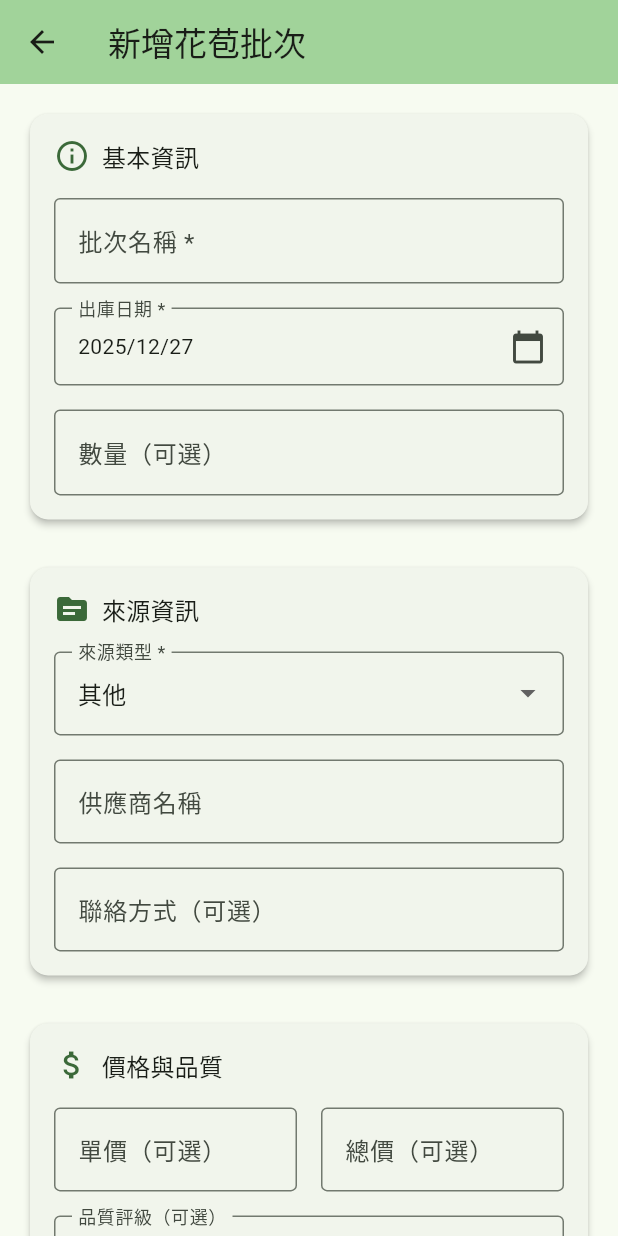
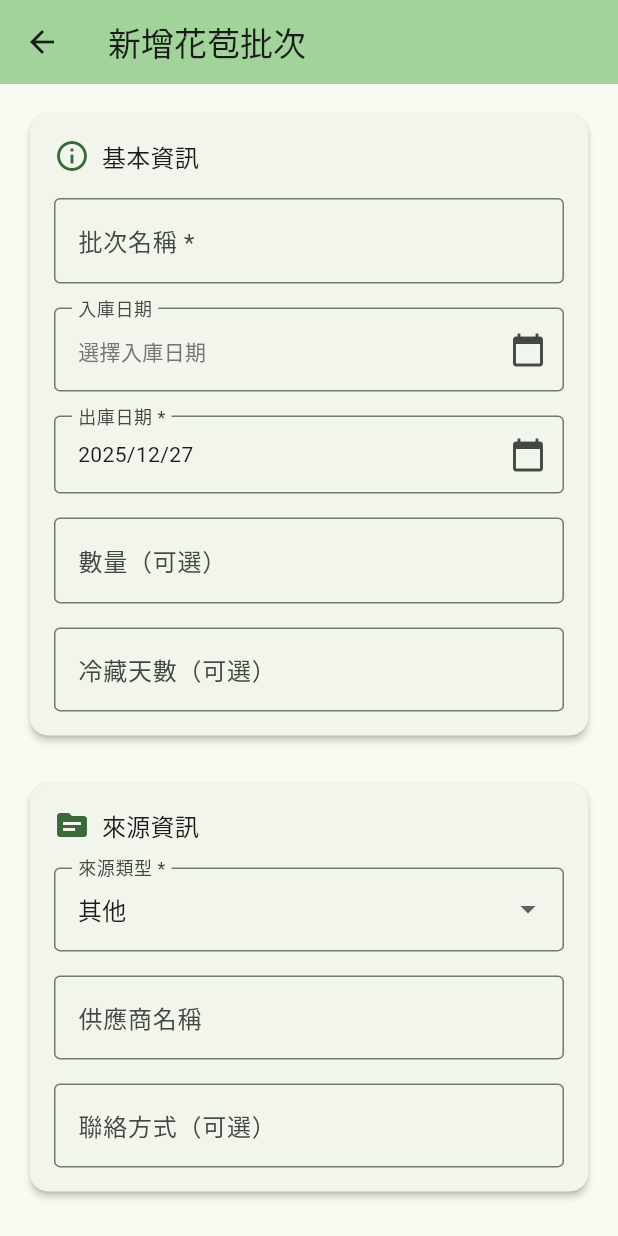
Before and after one commit to zuayman/graftinglog, a Flutter app: the ScionBatchFormScreen screen opened directly with empty values, on a phone screen of 412 x 824 dp. Run offline on Flutter 3.47's test engine with Material 3 defaults, Android fonts, the phone set to English and light mode, and no system bars; our stand-ins replace csv, drift, fl_chart, flutter_local_notifications, flutter_riverpod, timezone; accounts and stored records are empty; generated files the repository leaves out were written again.

Commit message:
快速同步: 週六 2025/12/27 20:43:57.45

```diff
--- a/lib/data/database/database.dart
+++ b/lib/data/database/database.dart
@@ -70,9 +70,10 @@ class ScionBatches extends Table {
   TextColumn get supplierName => text().nullable()(); // 供應商名稱（農友名稱、花苞商名稱等）
   TextColumn get supplierContact => text().nullable()(); // 聯絡方式
 
-  // 自採專用欄位
-  DateTimeColumn get harvestDate => dateTime().nullable()(); // 採收日期
-  DateTimeColumn get coldStorageStartDate => dateTime().nullable()(); // 冷藏開始日期
+  // 日期資訊
+  DateTimeColumn get receivingDate => dateTime().nullable()(); // 入庫日期（花苞入倉日期）
+  DateTimeColumn get harvestDate => dateTime().nullable()(); // 採收日期（自採專用）
+  DateTimeColumn get coldStorageStartDate => dateTime().nullable()(); // 冷藏開始日期（自採專用）
   IntColumn get coldStorageDays => integer().nullable()(); // 冷藏天數
 
   // 品質與成本
@@ -121,7 +122,7 @@ class AppDatabase extends _$AppDatabase {
   AppDatabase() : super(_openConnection());
 
   @override
-  int get schemaVersion => 9;
+  int get schemaVersion => 10;
 
   @override
   MigrationStrategy get migration => MigrationStrategy(
@@ -236,6 +237,16 @@ class AppDatabase extends _$AppDatabase {
         try {
           await customStatement(
             'ALTER TABLE projects ADD COLUMN budget_alert_threshold REAL NOT NULL DEFAULT 0.8',
+          );
+        } catch (e) {
+          // Column might already exist, ignore error
+        }
+      }
+      if (from < 10) {
+        // Migration from version 9 to 10: Add receiving_date to ScionBatches
+        try {
+          await customStatement(
+            'ALTER TABLE scion_batches ADD COLUMN receiving_date INTEGER',
           );
         } catch (e) {
           // Column might already exist, ignore error
--- a/lib/screens/scion_batch_screen.dart
+++ b/lib/screens/scion_batch_screen.dart
@@ -170,6 +170,22 @@ class ScionBatchScreen extends ConsumerWidget {
                   ],
                 ),
               ],
+              if (batch.receivingDate != null) ...[
+                const SizedBox(height: 8),
+                Row(
+                  children: [
+                    Icon(Icons.input, size: 16, color: Colors.blue[600]),
+                    const SizedBox(width: 4),
+                    Text('入庫: ${DateFormat('yyyy/MM/dd').format(batch.receivingDate!)}'),
+                    if (batch.coldStorageDays != null) ...[
+                      const SizedBox(width: 16),
+                      Icon(Icons.ac_unit, size: 16, color: Colors.cyan[600]),
+                      const SizedBox(width: 4),
+                      Text('冷藏: ${batch.coldStorageDays} 天'),
+                    ],
+                  ],
+                ),
+              ],
               if (batch.sourceType == '自採' && batch.harvestDate != null) ...[
                 const SizedBox(height: 8),
                 Row(
@@ -177,7 +193,7 @@ class ScionBatchScreen extends ConsumerWidget {
                     Icon(Icons.eco, size: 16, color: Colors.green[600]),
                     const SizedBox(width: 4),
                     Text('採收: ${DateFormat('yyyy/MM/dd').format(batch.harvestDate!)}'),
-                    if (batch.coldStorageDays != null) ...[
+                    if (batch.coldStorageDays != null && batch.receivingDate == null) ...[
                       const SizedBox(width: 16),
                       Icon(Icons.ac_unit, size: 16, color: Colors.blue[600]),
                       const SizedBox(width: 4),
@@ -259,6 +275,7 @@ class _ScionBatchFormScreenState extends ConsumerState<ScionBatchFormScreen> {
   late TextEditingController _notesController;
 
   DateTime _deliveryDate = DateTime.now();
+  DateTime? _receivingDate;
   String _sourceType = '其他';
   DateTime? _harvestDate;
   DateTime? _coldStorageStartDate;
@@ -283,6 +300,7 @@ class _ScionBatchFormScreenState extends ConsumerState<ScionBatchFormScreen> {
 
     if (batch != null) {
       _deliveryDate = batch.deliveryDate;
+      _receivingDate = batch.receivingDate;
       _sourceType = batch.sourceType;
       _harvestDate = batch.harvestDate;
       _coldStorageStartDate = batch.coldStorageStartDate;
@@ -381,6 +399,36 @@ class _ScionBatchFormScreenState extends ConsumerState<ScionBatchFormScreen> {
               onTap: () async {
                 final date = await showDatePicker(
                   context: context,
+                  initialDate: _receivingDate ?? DateTime.now(),
+                  firstDate: DateTime(2020),
+                  lastDate: DateTime(2030),
+                );
+                if (date != null) {
+                  setState(() => _receivingDate = date);
+                }
+              },
+              child: InputDecorator(
+                decoration: const InputDecoration(
+                  labelText: '入庫日期',
+                  border: OutlineInputBorder(),
+                  suffixIcon: Icon(Icons.calendar_today),
+                  hintText: '花苞入倉日期',
+                ),
+                child: Text(
+                  _receivingDate != null
+                    ? DateFormat('yyyy/MM/dd').format(_receivingDate!)
+                    : '選擇入庫日期',
+                  style: TextStyle(
+                    color: _receivingDate != null ? null : Colors.grey[600],
+                  ),
+                ),
+              ),
+            ),
+            const SizedBox(height: 16),
+            InkWell(
+              onTap: () async {
+                final date = await showDatePicker(
+                  context: context,
                   initialDate: _deliveryDate,
                   firstDate: DateTime(2020),
                   lastDate: DateTime(2030),
@@ -408,6 +456,30 @@ class _ScionBatchFormScreenState extends ConsumerState<ScionBatchFormScreen> {
               ),
               keyboardType: TextInputType.number,
             ),
+            const SizedBox(height: 16),
+            TextFormField(
+              controller: _coldStorageDaysController,
+              decoration: const InputDecoration(
+                labelText: '冷藏天數（可選）',
+                border: OutlineInputBorder(),
+                suffixText: '天',
+                hintText: '或自動計算',
+              ),
+              keyboardType: TextInputType.number,
+            ),
+            if (_receivingDate != null) ...[
+              const SizedBox(height: 8),
+              Text(
+                '💡 自動計算: ${_deliveryDate.difference(_receivingDate!).inDays} 天 (入庫→出庫)',
+                style: TextStyle(color: Colors.blue[700], fontSize: 12),
+              ),
+            ] else if (_sourceType == '自採' && _coldStorageStartDate != null) ...[
+              const SizedBox(height: 8),
+              Text(
+                '💡 自動計算: ${_deliveryDate.difference(_coldStorageStartDate!).inDays} 天 (冷藏→出庫)',
+                style: TextStyle(color: Colors.blue[700], fontSize: 12),
+              ),
+            ],
           ],
         ),
       ),
@@ -539,24 +611,6 @@ class _ScionBatchFormScreenState extends ConsumerState<ScionBatchFormScreen> {
                 ),
               ),
             ),
-            const SizedBox(height: 16),
-            TextFormField(
-              controller: _coldStorageDaysController,
-              decoration: const InputDecoration(
-                labelText: '冷藏天數',
-                border: OutlineInputBorder(),
-                suffixText: '天',
-                hintText: '或系統自動計算',
-              ),
-              keyboardType: TextInputType.number,
-            ),
-            if (_coldStorageStartDate != null) ...[
-              const SizedBox(height: 8),
-              Text(
-                '自動計算: ${_deliveryDate.difference(_coldStorageStartDate!).inDays} 天',
-                style: TextStyle(color: Colors.grey[600], fontSize: 12),
-              ),
-            ],
           ],
         ),
       ),
@@ -668,14 +722,17 @@ class _ScionBatchFormScreenState extends ConsumerState<ScionBatchFormScreen> {
 
     final db = ref.read(databaseProvider);
 
-    // 計算冷藏天數（如果是自採且有設定日期）
+    // 計算冷藏天數
     int? coldStorageDays;
-    if (_sourceType == '自採' && _coldStorageStartDate != null) {
-      if (_coldStorageDaysController.text.isNotEmpty) {
-        coldStorageDays = int.tryParse(_coldStorageDaysController.text);
-      } else {
-        coldStorageDays = _deliveryDate.difference(_coldStorageStartDate!).inDays;
-      }
+    if (_coldStorageDaysController.text.isNotEmpty) {
+      // 優先使用手動輸入的天數
+      coldStorageDays = int.tryParse(_coldStorageDaysController.text);
+    } else if (_sourceType == '自採' && _coldStorageStartDate != null) {
+      // 自採：從冷藏開始日期到出庫日期
+      coldStorageDays = _deliveryDate.difference(_coldStorageStartDate!).inDays;
+    } else if (_receivingDate != null) {
+      // 其他來源：從入庫日期到出庫日期
+      coldStorageDays = _deliveryDate.difference(_receivingDate!).inDays;
     }
 
     try {
@@ -686,6 +743,7 @@ class _ScionBatchFormScreenState extends ConsumerState<ScionBatchFormScreen> {
           projectId: widget.projectId,
           batchName: _batchNameController.text,
           deliveryDate: _deliveryDate,
+          receivingDate: _receivingDate,
           quantity: _quantityController.text.isEmpty ? null : int.parse(_quantityController.text),
           sourceType: _sourceType,
           supplierName: _supplierNameController.text.isEmpty ? null : _supplierNameController.text,
@@ -706,6 +764,9 @@ class _ScionBatchFormScreenState extends ConsumerState<ScionBatchFormScreen> {
             projectId: drift.Value(widget.projectId),
             batchName: drift.Value(_batchNameController.text),
             deliveryDate: drift.Value(_deliveryDate),
+            receivingDate: _receivingDate == null
+              ? const drift.Value.absent()
+              : drift.Value(_receivingDate),
             quantity: _quantityController.text.isEmpty
               ? const drift.Value.absent()
               : drift.Value(int.parse(_quantityController.text)),
```
Also changed, not shown: lib/data/database/database.g.dart.
